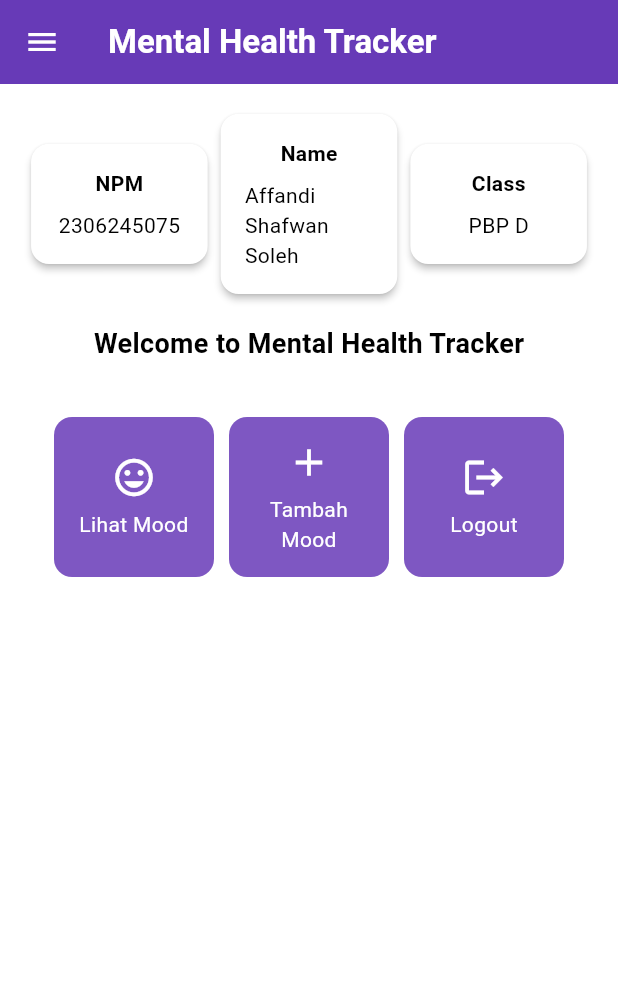
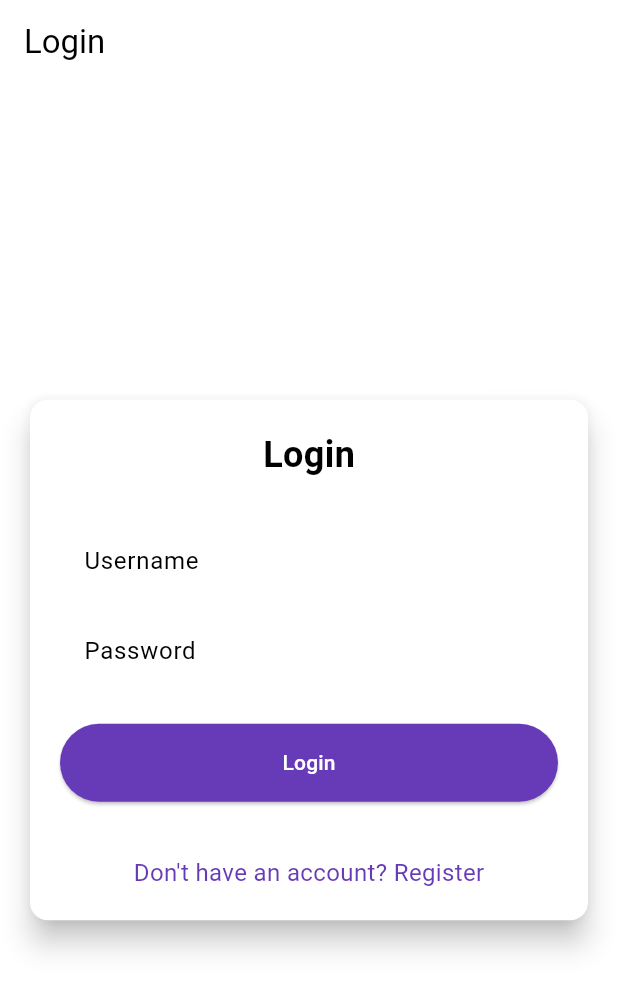
Before and after one commit to Affandi21/mental-health-tracker-mobile, a Flutter app: the screen it shows after launch, on a phone screen of 412 x 824 dp. Shown: the top 991 px of the screen. Run offline on Flutter 3.47's test engine with Material 3 defaults, Android fonts, the phone set to English and light mode, and no system bars; missing offline and left inert: pbp_django_auth.

Commit message:
Tutorial 8 done

```diff
--- a/lib/main.dart
+++ b/lib/main.dart
@@ -1,6 +1,8 @@
 import 'package:flutter/material.dart';
+import 'package:mental_health_tracker/screens/login.dart';
 import 'package:mental_health_tracker/screens/menu.dart'; // Import MyHomePage dari menu.dart
-
+import 'package:pbp_django_auth/pbp_django_auth.dart';
+import 'package:provider/provider.dart';
 void main() {
   runApp(const MyApp());
 }
@@ -10,15 +12,21 @@ class MyApp extends StatelessWidget {
 
   @override
   Widget build(BuildContext context) {
-    return MaterialApp(
-      title: 'Flutter Demo',
-      theme: ThemeData(
-        colorScheme: ColorScheme.fromSwatch(
-          primarySwatch: Colors.deepPurple,
-        ).copyWith(secondary: Colors.deepPurple[400]),
-        useMaterial3: true,
+    return Provider(
+      create: (_) {
+        CookieRequest request = CookieRequest();
+        return request;
+      },
+      child: MaterialApp(
+        title: 'Mental Health Tracker',
+        theme: ThemeData(
+          useMaterial3: true,
+          colorScheme: ColorScheme.fromSwatch(
+            primarySwatch: Colors.deepPurple,
+          ).copyWith(secondary: Colors.deepPurple[400]),
+        ),
+        home: const LoginPage()
       ),
-      home: MyHomePage(), // Memanggil MyHomePage dari menu.dart
     );
   }
 }
--- /dev/null
+++ b/lib/screens/login.dart
@@ -0,0 +1,182 @@
+import 'package:flutter/material.dart';
+import 'package:mental_health_tracker/screens/menu.dart';
+import 'package:mental_health_tracker/screens/register.dart';
+import 'package:pbp_django_auth/pbp_django_auth.dart';
+import 'package:provider/provider.dart';
+// TODO: Import halaman RegisterPage jika sudah dibuat
+
+void main() {
+  runApp(const LoginApp());
+}
+
+class LoginApp extends StatelessWidget {
+  const LoginApp({super.key});
+
+  @override
+  Widget build(BuildContext context) {
+    return MaterialApp(
+      title: 'Login',
+      theme: ThemeData(
+        useMaterial3: true,
+        colorScheme: ColorScheme.fromSwatch(
+          primarySwatch: Colors.deepPurple,
+        ).copyWith(secondary: Colors.deepPurple[400]),
+      ),
+      home: const LoginPage(),
+    );
+  }
+}
+
+class LoginPage extends StatefulWidget {
+  const LoginPage({super.key});
+
+  @override
+  State<LoginPage> createState() => _LoginPageState();
+}
+
+class _LoginPageState extends State<LoginPage> {
+  final TextEditingController _usernameController = TextEditingController();
+  final TextEditingController _passwordController = TextEditingController();
+
+  @override
+  Widget build(BuildContext context) {
+    final request = context.watch<CookieRequest>();
+
+    return Scaffold(
+      appBar: AppBar(
+        title: const Text('Login'),
+      ),
+      body: Center(
+        child: SingleChildScrollView(
+          padding: const EdgeInsets.all(16.0),
+          child: Card(
+            elevation: 8,
+            shape: RoundedRectangleBorder(
+              borderRadius: BorderRadius.circular(12.0),
+            ),
+            child: Padding(
+              padding: const EdgeInsets.all(20.0),
+              child: Column(
+                mainAxisSize: MainAxisSize.min,
+                children: [
+                  const Text(
+                    'Login',
+                    style: TextStyle(
+                      fontSize: 24.0,
+                      fontWeight: FontWeight.bold,
+                    ),
+                  ),
+                  const SizedBox(height: 30.0),
+                  TextField(
+                    controller: _usernameController,
+                    decoration: const InputDecoration(
+                      labelText: 'Username',
+                      hintText: 'Enter your username',
+                      border: OutlineInputBorder(
+                        borderRadius: BorderRadius.all(Radius.circular(12.0)),
+                      ),
+                      contentPadding:
+                          EdgeInsets.symmetric(horizontal: 12.0, vertical: 8.0),
+                    ),
+                  ),
+                  const SizedBox(height: 12.0),
+                  TextField(
+                    controller: _passwordController,
+                    decoration: const InputDecoration(
+                      labelText: 'Password',
+                      hintText: 'Enter your password',
+                      border: OutlineInputBorder(
+                        borderRadius: BorderRadius.all(Radius.circular(12.0)),
+                      ),
+                      contentPadding:
+                          EdgeInsets.symmetric(horizontal: 12.0, vertical: 8.0),
+                    ),
+                    obscureText: true,
+                  ),
+                  const SizedBox(height: 24.0),
+                  ElevatedButton(
+                    onPressed: () async {
+                      String username = _usernameController.text;
+                      String password = _passwordController.text;
+
+                      // Cek kredensial
+                      // TODO: Ganti URL dan jangan lupa tambahkan trailing slash (/) di akhir URL!
+                      // Untuk menyambungkan Android emulator dengan Django pada localhost,
+                      // gunakan URL http://10.0.2.2/
+                      final response = await request
+                          .login("http://localhost:8000/auth/login/", {
+                        'username': username,
+                        'password': password,
+                      });
+
+                      if (request.loggedIn) {
+                        String message = response['message'];
+                        String uname = response['username'];
+                        if (context.mounted) {
+                          Navigator.pushReplacement(
+                            context,
+                            MaterialPageRoute(
+                                builder: (context) => MyHomePage()),
+                          );
+                          ScaffoldMessenger.of(context)
+                            ..hideCurrentSnackBar()
+                            ..showSnackBar(
+                              SnackBar(
+                                  content:
+                                      Text("$message Selamat datang, $uname.")),
+                            );
+                        }
+                      } else {
+                        if (context.mounted) {
+                          showDialog(
+                            context: context,
+                            builder: (context) => AlertDialog(
+                              title: const Text('Login Gagal'),
+                              content: Text(response['message']),
+                              actions: [
+                                TextButton(
+                                  child: const Text('OK'),
+                                  onPressed: () {
+                                    Navigator.pop(context);
+                                  },
+                                ),
+                              ],
+                            ),
+                          );
+                        }
+                      }
+                    },
+                    style: ElevatedButton.styleFrom(
+                      foregroundColor: Colors.white,
+                      minimumSize: const Size(double.infinity, 50),
+                      backgroundColor: Theme.of(context).colorScheme.primary,
+                      padding: const EdgeInsets.symmetric(vertical: 16.0),
+                    ),
+                    child: const Text('Login'),
+                  ),
+                  const SizedBox(height: 36.0),
+                  GestureDetector(
+                    onTap: () {
+                      Navigator.push(
+                        context,
+                        MaterialPageRoute(
+                            builder: (context) => const RegisterPage()),
+                      );
+                    },
+                    child: Text(
+                      'Don\'t have an account? Register',
+                      style: TextStyle(
+                        color: Theme.of(context).colorScheme.primary,
+                        fontSize: 16.0,
+                      ),
+                    ),
+                  ),
+                ],
+              ),
+            ),
+          ),
+        ),
+      ),
+    );
+  }
+}
--- a/pubspec.yaml
+++ b/pubspec.yaml
@@ -35,6 +35,8 @@ dependencies:
   # The following adds the Cupertino Icons font to your application.
   # Use with the CupertinoIcons class for iOS style icons.
   cupertino_icons: ^1.0.8
+  provider: ^6.1.2
+  pbp_django_auth: ^0.4.0
 
 dev_dependencies:
   flutter_test:
```
Also changed, not shown: lib/models/mood_entry.dart (added, +68 -0 lines), lib/screens/list_moodentry.dart (added, +90 -0 lines), lib/screens/moodentry_form.dart (+34 -27 lines), lib/screens/register.dart (added, +166 -0 lines), lib/widgets/left_drawer.dart (+22 -7 lines), lib/widgets/mood_card.dart (+34 -2 lines), pubspec.lock, 2 other files.
